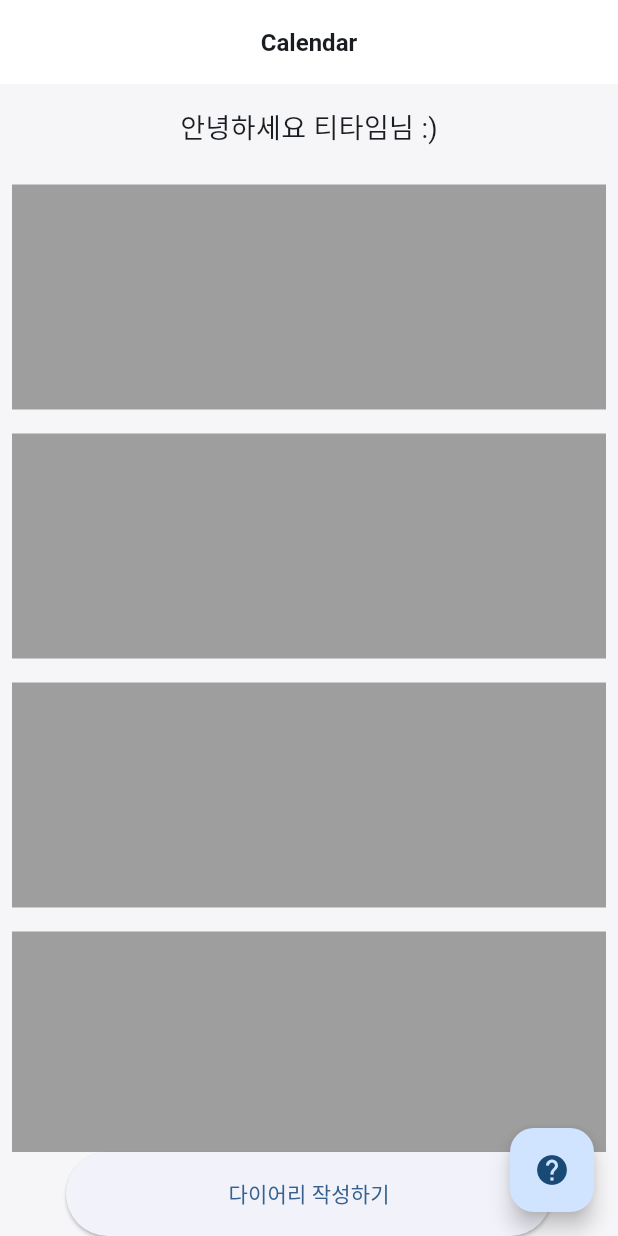
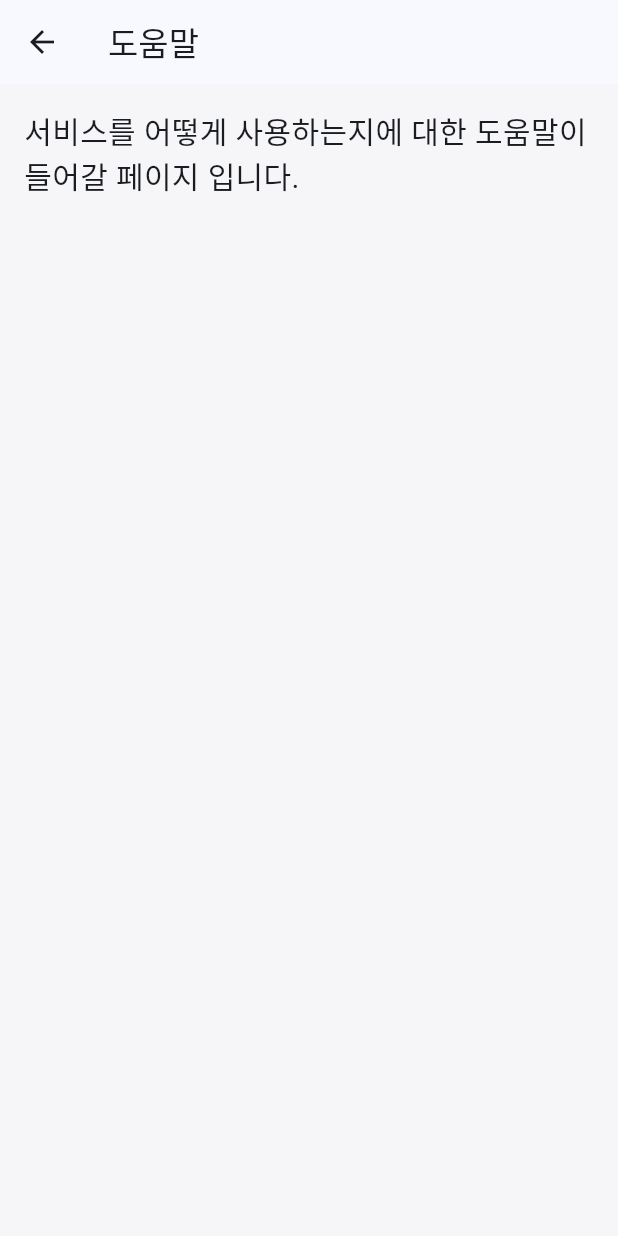
Before and after one commit to FarmSystem/TEA-Time, a Flutter app: the MainScreen screen opened directly, after a tap on the "help" icon, on a phone screen of 412 x 824 dp. Run offline on Flutter 3.47's test engine with Material 3 defaults, Android fonts, the phone set to English and light mode, and no system bars; our stand-ins replace flutter_dotenv, flutter_native_splash, flutter_svg, get; Roboto replaces fonts that are missing (Pretendard).

```diff
--- /dev/null
+++ b/lib/screen/main/help_page.dart
@@ -0,0 +1,35 @@
+import 'package:flutter/material.dart';
+
+class HelpPage extends StatelessWidget {
+  @override
+  Widget build(BuildContext context) {
+    return Scaffold(
+      appBar: AppBar(
+        leading: IconButton(
+          icon: Icon(Icons.arrow_back),
+          onPressed: () {
+            Navigator.pop(context);
+          },
+        ),
+        title: Text('도움말'),
+      ),
+      body: Padding(
+        padding: const EdgeInsets.all(16.0),
+        child: Column(
+          crossAxisAlignment: CrossAxisAlignment.stretch,
+          children: [
+            // 1번 child
+            Container(
+              child: Text(
+                '서비스를 어떻게 사용하는지에 대한 도움말이 들어갈 페이지 입니다.',
+                style: TextStyle(fontSize: 20),
+              ),
+            ), // 간격 조절
+            SizedBox(height: 16)
+            // 간격 조절
+          ],
+        ),
+      ),
+    );
+  }
+}
--- a/lib/screen/main/main_screen.dart
+++ b/lib/screen/main/main_screen.dart
@@ -3,6 +3,7 @@ import 'package:tea_time/screen/base/default_back_appbar.dart';
 
 import '../base/default_appbar.dart';
 import 'writing_form.dart'; // 글쓰기 폼 페이지를 import
+import 'help_page.dart'; // 도움말 페이지 import
 
 class MainScreen extends StatelessWidget {
   const MainScreen({Key? key}) : super(key: key);
@@ -62,6 +63,10 @@ class MainScreen extends StatelessWidget {
       floatingActionButton: FloatingActionButton(
         onPressed: () {
           // floating 버튼 클릭 시 help 페이지로 이동
+          Navigator.push(
+            context,
+            MaterialPageRoute(builder: (context) => HelpPage()),
+          );
         },
         child: Icon(Icons.help),
       ),
```
